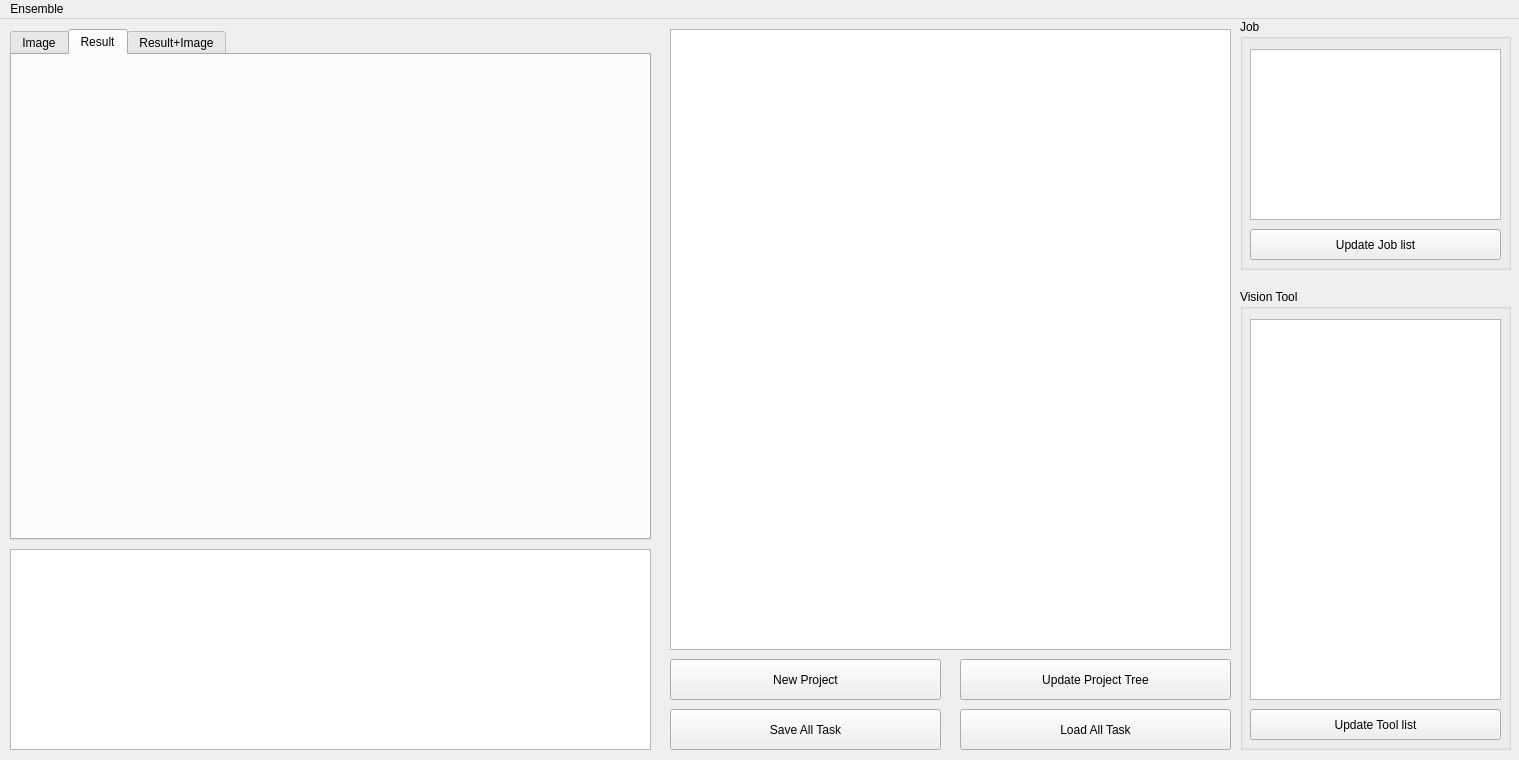
Qt form ui/mainwindow.ui (rendezvue/ViNet) before a commit.
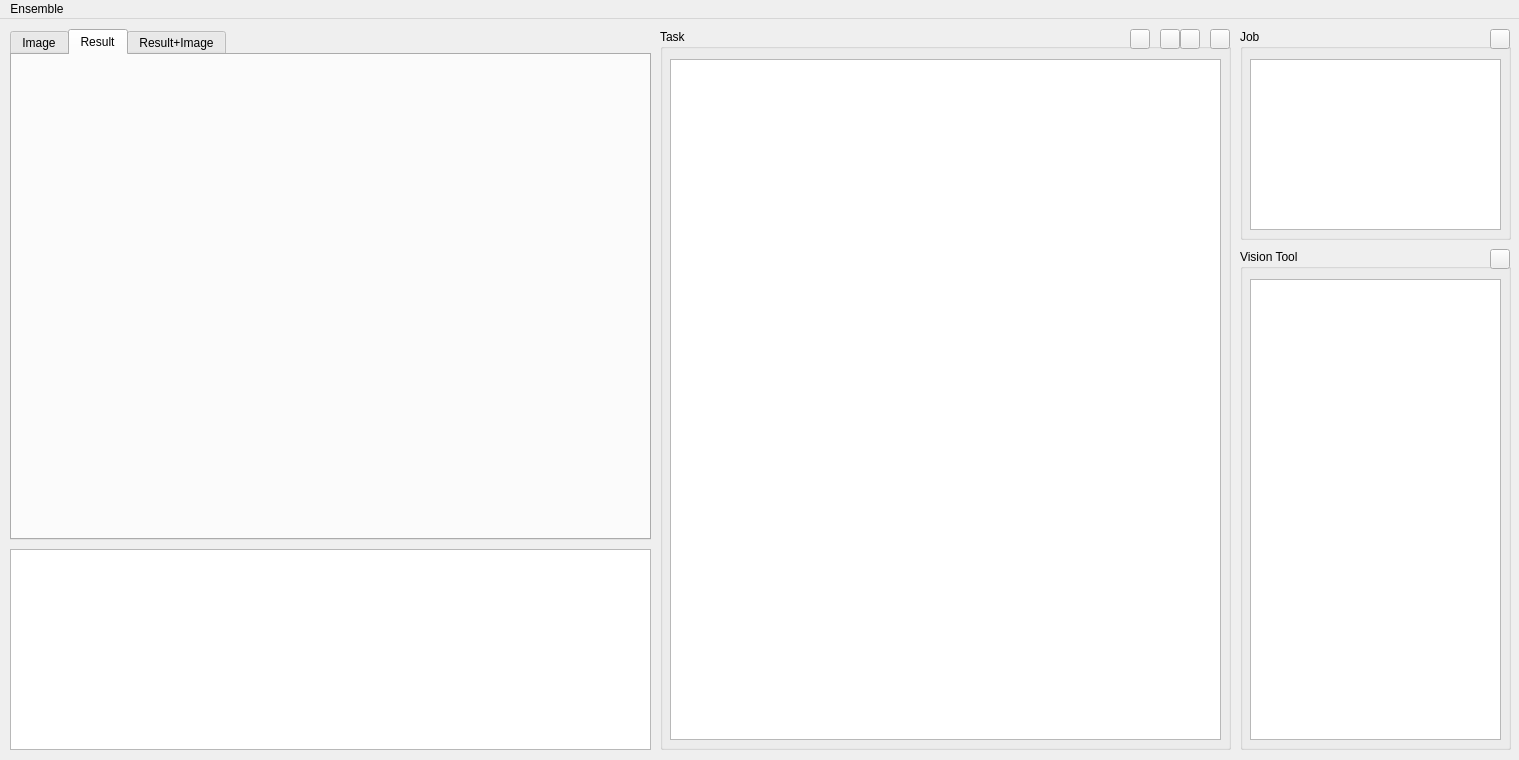
The same form after that commit. Icons and pictures are not drawn. Custom widgets are drawn as their Qt base class.

```diff
--- a/ui/mainwindow.ui
+++ b/ui/mainwindow.ui
@@ -14,71 +14,6 @@
    <string>RENDEZVUE::ViNet</string>
   </property>
   <widget class="QWidget" name="centralWidget">
-   <widget class="CJobTree" name="treeWidget_job">
-    <property name="geometry">
-     <rect>
-      <x>670</x>
-      <y>10</y>
-      <width>561</width>
-      <height>621</height>
-     </rect>
-    </property>
-    <property name="mouseTracking">
-     <bool>true</bool>
-    </property>
-    <property name="acceptDrops">
-     <bool>true</bool>
-    </property>
-    <property name="midLineWidth">
-     <number>1</number>
-    </property>
-    <property name="dragEnabled">
-     <bool>true</bool>
-    </property>
-    <property name="dragDropOverwriteMode">
-     <bool>false</bool>
-    </property>
-    <property name="dragDropMode">
-     <enum>QAbstractItemView::DragDrop</enum>
-    </property>
-    <property name="defaultDropAction">
-     <enum>Qt::MoveAction</enum>
-    </property>
-    <property name="headerHidden">
-     <bool>true</bool>
-    </property>
-    <column>
-     <property name="text">
-      <string notr="true">1</string>
-     </property>
-    </column>
-   </widget>
-   <widget class="QPushButton" name="pushButton_newjob">
-    <property name="geometry">
-     <rect>
-      <x>670</x>
-      <y>640</y>
-      <width>271</width>
-      <height>41</height>
-     </rect>
-    </property>
-    <property name="text">
-     <string>New Project</string>
-    </property>
-   </widget>
-   <widget class="QPushButton" name="pushButton_update_job_tree">
-    <property name="geometry">
-     <rect>
-      <x>960</x>
-      <y>640</y>
-      <width>271</width>
-      <height>41</height>
-     </rect>
-    </property>
-    <property name="text">
-     <string>Update Project Tree</string>
-    </property>
-   </widget>
    <widget class="QListView" name="listView_source">
     <property name="geometry">
      <rect>
@@ -283,9 +218,9 @@
     <property name="geometry">
      <rect>
       <x>1240</x>
-      <y>0</y>
+      <y>10</y>
       <width>271</width>
-      <height>251</height>
+      <height>211</height>
      </rect>
     </property>
     <property name="title">
@@ -313,14 +248,18 @@
     <widget class="QPushButton" name="pushButton_update_job">
      <property name="geometry">
       <rect>
-       <x>10</x>
-       <y>210</y>
-       <width>251</width>
-       <height>31</height>
+       <x>250</x>
+       <y>0</y>
+       <width>20</width>
+       <height>20</height>
       </rect>
      </property>
      <property name="text">
-      <string>Update Job list</string>
+      <string/>
+     </property>
+     <property name="icon">
+      <iconset resource="../resource.qrc">
+       <normaloff>:/icons/image/icons/refresh.png</normaloff>:/icons/image/icons/refresh.png</iconset>
      </property>
     </widget>
    </widget>
@@ -328,9 +267,9 @@
     <property name="geometry">
      <rect>
       <x>1240</x>
-      <y>270</y>
+      <y>230</y>
       <width>271</width>
-      <height>461</height>
+      <height>501</height>
      </rect>
     </property>
     <property name="title">
@@ -342,7 +281,7 @@
        <x>10</x>
        <y>30</y>
        <width>251</width>
-       <height>381</height>
+       <height>461</height>
       </rect>
      </property>
      <property name="dragEnabled">
@@ -358,42 +297,136 @@
     <widget class="QPushButton" name="pushButton_update_tool">
      <property name="geometry">
       <rect>
+       <x>250</x>
+       <y>0</y>
+       <width>20</width>
+       <height>20</height>
+      </rect>
+     </property>
+     <property name="text">
+      <string/>
+     </property>
+     <property name="icon">
+      <iconset resource="../resource.qrc">
+       <normaloff>:/icons/image/icons/refresh.png</normaloff>:/icons/image/icons/refresh.png</iconset>
+     </property>
+    </widget>
+   </widget>
+   <widget class="QGroupBox" name="groupBox_3">
+    <property name="geometry">
+     <rect>
+      <x>660</x>
+      <y>10</y>
+      <width>571</width>
+      <height>721</height>
+     </rect>
+    </property>
+    <property name="title">
+     <string>Task</string>
+    </property>
+    <widget class="QPushButton" name="pushButton_update_job_tree">
+     <property name="geometry">
+      <rect>
+       <x>550</x>
+       <y>0</y>
+       <width>20</width>
+       <height>20</height>
+      </rect>
+     </property>
+     <property name="text">
+      <string/>
+     </property>
+     <property name="icon">
+      <iconset resource="../resource.qrc">
+       <normaloff>:/icons/image/icons/refresh.png</normaloff>:/icons/image/icons/refresh.png</iconset>
+     </property>
+    </widget>
+    <widget class="CJobTree" name="treeWidget_job">
+     <property name="geometry">
+      <rect>
        <x>10</x>
-       <y>420</y>
-       <width>251</width>
-       <height>31</height>
+       <y>30</y>
+       <width>551</width>
+       <height>681</height>
       </rect>
      </property>
+     <property name="mouseTracking">
+      <bool>true</bool>
+     </property>
+     <property name="acceptDrops">
+      <bool>true</bool>
+     </property>
+     <property name="midLineWidth">
+      <number>1</number>
+     </property>
+     <property name="dragEnabled">
+      <bool>true</bool>
+     </property>
+     <property name="dragDropOverwriteMode">
+      <bool>false</bool>
+     </property>
+     <property name="dragDropMode">
+      <enum>QAbstractItemView::DragDrop</enum>
+     </property>
+     <property name="defaultDropAction">
+      <enum>Qt::MoveAction</enum>
+     </property>
+     <property name="headerHidden">
+      <bool>true</bool>
+     </property>
+     <column>
+      <property name="text">
+       <string notr="true">1</string>
+      </property>
+     </column>
+    </widget>
+    <widget class="QPushButton" name="pushButton_newjob">
+     <property name="geometry">
+      <rect>
+       <x>470</x>
+       <y>0</y>
+       <width>20</width>
+       <height>20</height>
+      </rect>
+     </property>
      <property name="text">
-      <string>Update Tool list</string>
+      <string/>
      </property>
     </widget>
-   </widget>
-   <widget class="QPushButton" name="pushButton_task_save">
-    <property name="geometry">
-     <rect>
-      <x>670</x>
-      <y>690</y>
-      <width>271</width>
-      <height>41</height>
-     </rect>
-    </property>
-    <property name="text">
-     <string>Save All Task</string>
-    </property>
-   </widget>
-   <widget class="QPushButton" name="pushButton_task_load">
-    <property name="geometry">
-     <rect>
-      <x>960</x>
-      <y>690</y>
-      <width>271</width>
-      <height>41</height>
-     </rect>
-    </property>
-    <property name="text">
-     <string>Load All Task</string>
-    </property>
+    <widget class="QPushButton" name="pushButton_task_save">
+     <property name="geometry">
+      <rect>
+       <x>500</x>
+       <y>0</y>
+       <width>20</width>
+       <height>20</height>
+      </rect>
+     </property>
+     <property name="text">
+      <string/>
+     </property>
+     <property name="icon">
+      <iconset resource="../resource.qrc">
+       <normaloff>:/icons/image/icons/save.png</normaloff>:/icons/image/icons/save.png</iconset>
+     </property>
+    </widget>
+    <widget class="QPushButton" name="pushButton_task_load">
+     <property name="geometry">
+      <rect>
+       <x>520</x>
+       <y>0</y>
+       <width>20</width>
+       <height>20</height>
+      </rect>
+     </property>
+     <property name="text">
+      <string/>
+     </property>
+     <property name="icon">
+      <iconset resource="../resource.qrc">
+       <normaloff>:/icons/image/icons/load.png</normaloff>:/icons/image/icons/load.png</iconset>
+     </property>
+    </widget>
    </widget>
   </widget>
   <widget class="QMenuBar" name="menuBar">
```
Left out of the diff: 8 changed lines with no effect on the pictures.
